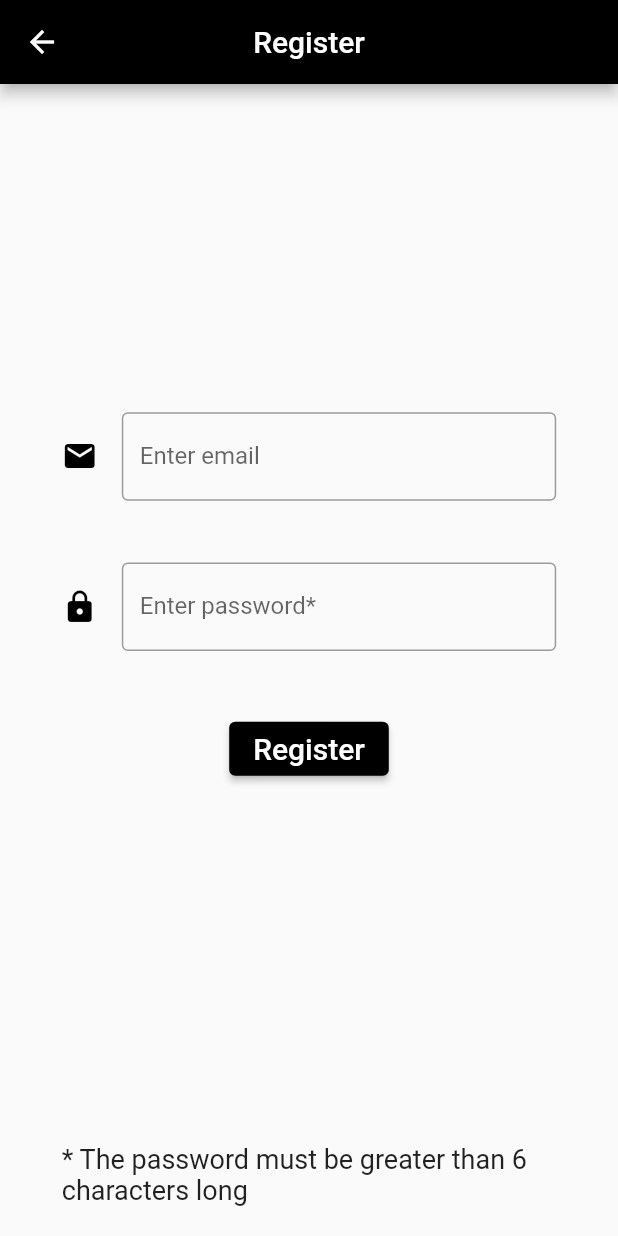
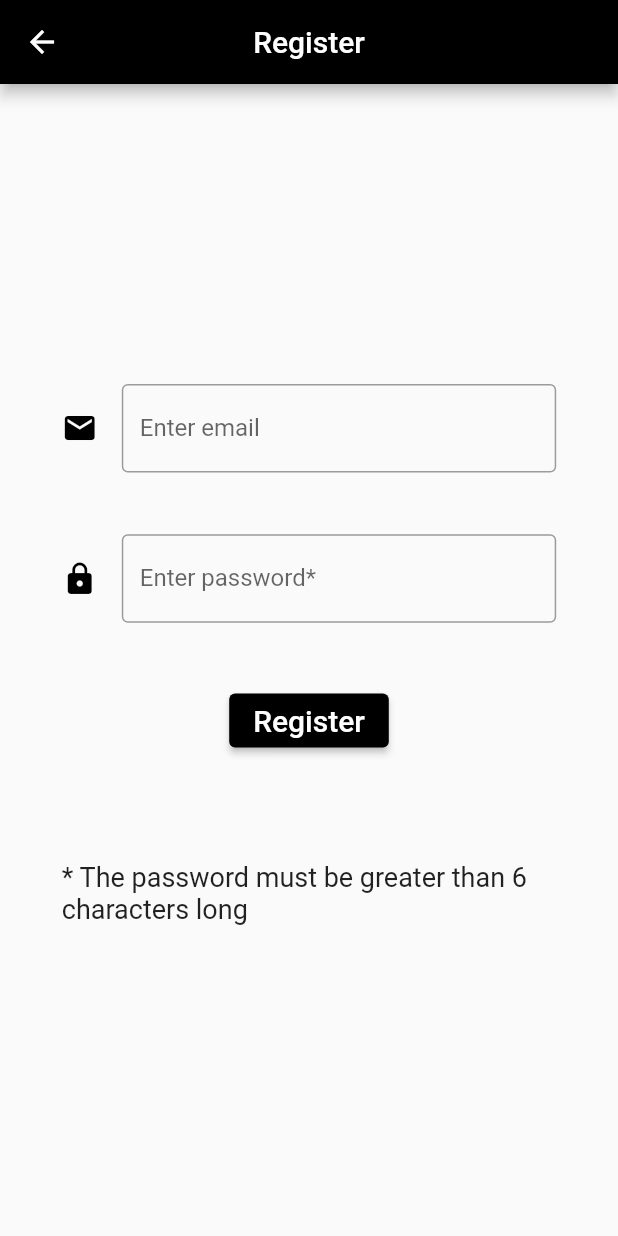
Before and after one commit to HadiMalikDev/Todoapp-Firebase, a Flutter app: the RegisterPage screen opened directly, on a phone screen of 412 x 824 dp. Run offline on Flutter 3.47's test engine with Material 2 defaults, Android fonts, the phone set to English and light mode, and no system bars; our stand-ins replace cloud_firestore, firebase_auth, firebase_core; accounts and stored records are empty; network calls fail.

Commit message:
Second commit

```diff
--- /dev/null
+++ b/lib/keys.dart
@@ -0,0 +1,5 @@
+import 'package:flutter/cupertino.dart';
+
+class Keys{
+  static final GlobalKey<FormState> key=GlobalKey<FormState>();
+}
--- a/lib/network/auth.dart
+++ b/lib/network/auth.dart
@@ -2,12 +2,7 @@ import 'package:cloud_firestore/cloud_firestore.dart';
 import 'package:firebase_auth/firebase_auth.dart';
 
 class Authentication {
-  //Singleton class Declaration stuff
- // static final Authentication _authentication = Authentication._();
 
-  //Authentication._();
-
-//  factory Authentication() => _authentication;
 
   FirebaseAuth auth = FirebaseAuth.instance;
 
--- a/lib/screens/login_page.dart
+++ b/lib/screens/login_page.dart
@@ -1,4 +1,5 @@
 import 'package:flutter/material.dart';
+import 'package:todolist/keys.dart';
 import 'package:todolist/network/auth.dart';
 import 'package:todolist/screens/tasks_page.dart';
 import 'package:todolist/tasks_repository.dart';
@@ -15,7 +16,6 @@ class _LoginPageState extends State<LoginPage> {
 
   String error = "";
 
-  GlobalKey<FormState> key = GlobalKey<FormState>();
 
   Authentication auth = Authentication();
 
@@ -37,7 +37,7 @@ class _LoginPageState extends State<LoginPage> {
               width: double.infinity,
             ),
             Form(
-              key: key,
+              key: Keys.key,
               child: Column(
                 children: [
                   TextFormField(
@@ -83,7 +83,7 @@ class _LoginPageState extends State<LoginPage> {
                   ),
                   ElevatedButton(
                     onPressed: () async {
-                      if (key.currentState.validate()) {
+                      if (Keys.key.currentState.validate()) {
                         error =
                             await auth.login(email: email, password: password);
                         if (error == "") {
--- a/lib/screens/register_page.dart
+++ b/lib/screens/register_page.dart
@@ -1,13 +1,14 @@
 import 'package:flutter/material.dart';
 import 'package:todolist/network/auth.dart';
 import 'package:todolist/screens/tasks_page.dart';
+
+import '../keys.dart';
 
 class RegisterPage extends StatelessWidget {
   RegisterPage({Key key}) : super(key: key);
 
   String email;
   String password;
-  GlobalKey<FormState> key = GlobalKey<FormState>();
 
   @override
   Widget build(BuildContext context) {
@@ -19,15 +20,16 @@ class RegisterPage extends StatelessWidget {
         centerTitle: true,
         backgroundColor: Colors.black,
       ),
-      body: Container(
+      body: SingleChildScrollView(
+        child: Container(
           padding: EdgeInsets.symmetric(horizontal: size.width * 0.1),
           child: Form(
-          key: key,
+            key: Keys.key,
             child: Column(
               mainAxisAlignment: MainAxisAlignment.center,
               children: [
-              Expanded(
-                child: Container(),
+                SizedBox(
+                  height: 200,
                 ),
                 TextFormField(
                   validator: (val) {
@@ -76,7 +78,7 @@ class RegisterPage extends StatelessWidget {
                 ),
                 ElevatedButton(
                   onPressed: () async {
-                  if (key.currentState.validate()) {
+                    if (Keys.key.currentState.validate()) {
                       Authentication authentication = Authentication();
                       await authentication.signUp(
                           email: email, password: password);
@@ -94,8 +96,8 @@ class RegisterPage extends StatelessWidget {
                     ),
                   ),
                 ),
-              Expanded(
-                child: Container(),
+                SizedBox(
+                  height: 50,
                 ),
                 Container(
                   padding: EdgeInsets.symmetric(vertical: 20),
@@ -108,6 +110,7 @@ class RegisterPage extends StatelessWidget {
             ),
           ),
         ),
+      ),
     );
   }
 }
--- a/pubspec.yaml
+++ b/pubspec.yaml
@@ -50,7 +50,7 @@ flutter:
 
   # To add assets to your application, add an assets section, like this:
   assets:
-    - assets\images\
+    - assets/images/
   #   - images/a_dot_ham.jpeg
 
   # An image asset can refer to one or more resolution-specific "variants", see
```
Also changed, not shown: lib/screens/modify_task.dart (+6 -6 lines), 1 other file. Lines whose indentation alone changed are shown as unchanged.
